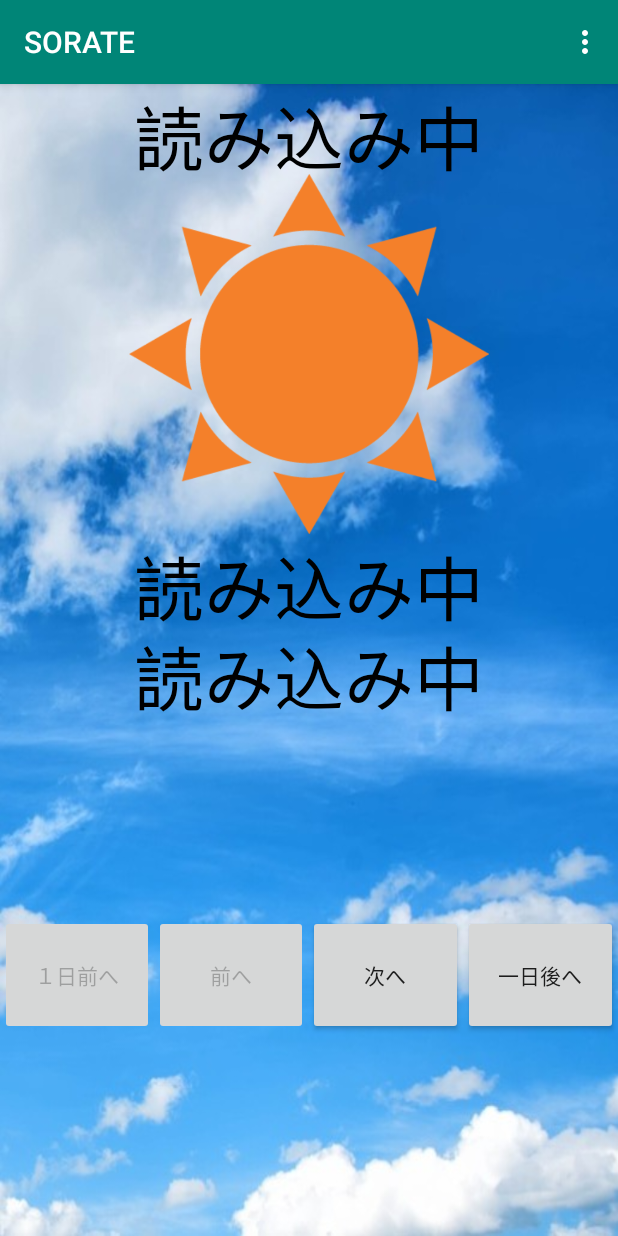
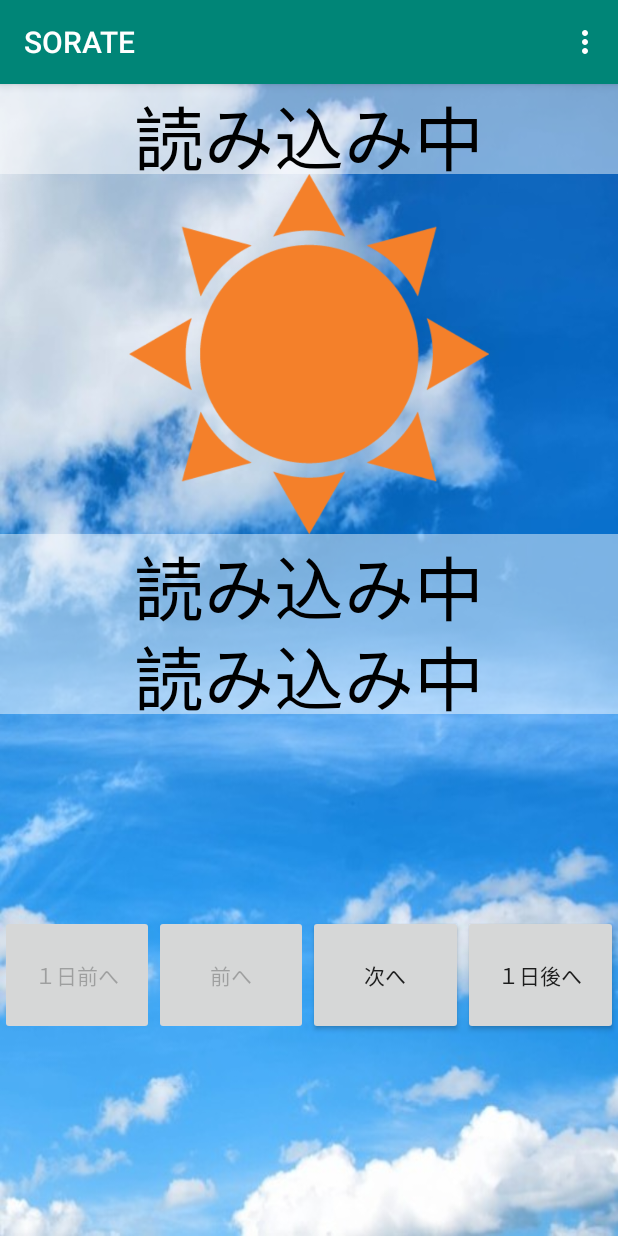
Before and after one commit to x16g027/X16G_A, an Android app: the Weather screen opened directly, with no data from a screen before it, on a phone screen of 412 x 824 dp. Run offline under Robolectric (Android 15) with nearby library versions, the phone set to English and light mode, and no system bars.

Commit message:
１１月４日　天候表示画面　レイアウト更新

```diff
--- a/app/src/main/res/layout/activity_weather.xml
+++ b/app/src/main/res/layout/activity_weather.xml
@@ -17,6 +17,7 @@
             android:id="@+id/dateT"
             android:layout_width="match_parent"
             android:layout_height="60dp"
+            android:background="#77ffffff"
             android:gravity="center"
             android:text="読み込み中"
             android:textColor="@android:color/background_dark"
@@ -32,6 +33,7 @@
             android:id="@+id/temperature"
             android:layout_width="match_parent"
             android:layout_height="60dp"
+            android:background="#77ffffff"
             android:gravity="center"
             android:text="読み込み中"
             android:textColor="@android:color/background_dark"
@@ -41,6 +43,7 @@
             android:id="@+id/windspeed"
             android:layout_width="match_parent"
             android:layout_height="60dp"
+            android:background="#77ffffff"
             android:gravity="center"
             android:text="読み込み中"
             android:textColor="@android:color/background_dark"
@@ -78,7 +81,7 @@
                 android:layout_width="wrap_content"
                 android:layout_height="80dp"
                 android:layout_weight="1"
-                android:text="一日後へ" />
+                android:text="１日後へ" />
         </LinearLayout>
     </LinearLayout>
 
```
